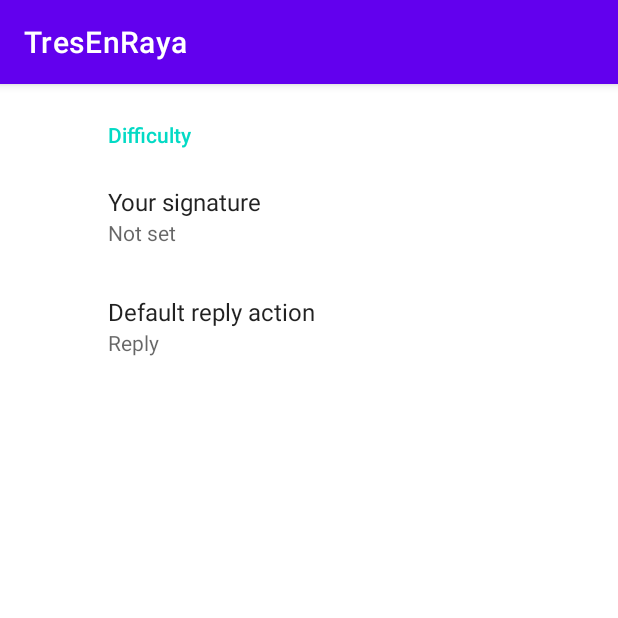
After one commit to AppDeveloperVM/TresEnRaya, an Android app: the fragment SettingsFragment shown on its own in the app's theme, on a phone screen of 412 x 824 dp, the top half of it. The commit adds this screen. Run offline under Robolectric (Android 15) with nearby library versions, the phone set to English and light mode, and no system bars; our stand-ins replace androidx.preference.

Commit message:
added settings fragment

```diff
--- /dev/null
+++ b/app/src/main/java/com/example/tresenraya/screens/settings/SettingsFragment.kt
@@ -0,0 +1,28 @@
+package com.example.tresenraya.screens.settings
+
+import android.os.Bundle
+import androidx.preference.PreferenceFragmentCompat
+import androidx.preference.PreferenceManager
+import com.example.tresenraya.R
+
+class SettingsFragment : PreferenceFragmentCompat() {
+
+    override fun onCreatePreferences(savedInstanceState: Bundle?, rootKey: String?) {
+        setPreferencesFromResource(R.xml.root_preferences, rootKey)
+
+       /* val preference = findPreference(
+            getString(R.string.title_text) // Change this to the preference key set in the settings XML file
+
+        val sharedPrefs = PreferenceManager.getDefaultSharedPreferences(this@SettingsFragment.requireContext())
+        */
+    }
+
+    override fun onResume() {
+        super.onResume()
+        preferenceManager
+            .sharedPreferences
+            //.registerOnSharedPreferenceChangeListener(this)
+    }
+
+
+}
--- /dev/null
+++ b/app/src/main/res/values/arrays.xml
@@ -0,0 +1,12 @@
+<resources>
+    <!-- Reply Preference -->
+    <string-array name="reply_entries">
+        <item>Reply</item>
+        <item>Reply to all</item>
+    </string-array>
+
+    <string-array name="reply_values">
+        <item>reply</item>
+        <item>reply_all</item>
+    </string-array>
+</resources>
--- a/app/src/main/res/values/strings.xml
+++ b/app/src/main/res/values/strings.xml
@@ -5,6 +5,7 @@
     <string name="you_scored">You Scored</string>
     <string name="title_text">Tres en Raya</string>
     <string name="play_button">Play</string>
+    <string name="settings_button">Settings</string>
     <string name="get_ready">Get ready to</string>
     <string name="got_it">Got it</string>
     <string name="end_game">End game</string>
@@ -12,5 +13,21 @@
 
     <string name="quote_format">\"%s\"</string>
     <string name="score_format">Current Score: %d</string>
+    <!-- Preference Titles -->
+    <string name="messages_header">Messages</string>
+    <string name="sync_header">Sync</string>
+    <!-- Dificulty Titles -->
+    <string name="difficulty_header">Difficulty</string>
+
+    <!-- Messages Preferences -->
+    <string name="signature_title">Your signature</string>
+    <string name="reply_title">Default reply action</string>
+
+    <!-- Sync Preferences -->
+    <string name="sync_title">Sync email periodically</string>
+    <string name="attachment_title">Download incoming attachments</string>
+    <string name="attachment_summary_on">Automatically download attachments for incoming emails
+    </string>
+    <string name="attachment_summary_off">Only download attachments when manually requested</string>
 
 </resources>
--- /dev/null
+++ b/app/src/main/res/xml/root_preferences.xml
@@ -0,0 +1,20 @@
+<PreferenceScreen xmlns:app="http://schemas.android.com/apk/res-auto">
+
+    <PreferenceCategory app:title="@string/difficulty_header">
+
+        <EditTextPreference
+            app:key="name"
+            app:title="@string/signature_title"
+            app:useSimpleSummaryProvider="true" />
+
+        <ListPreference
+            app:defaultValue="reply"
+            app:entries="@array/reply_entries"
+            app:entryValues="@array/reply_values"
+            app:key="reply"
+            app:title="@string/reply_title"
+            app:useSimpleSummaryProvider="true" />
+
+    </PreferenceCategory>
+
+</PreferenceScreen>
```
